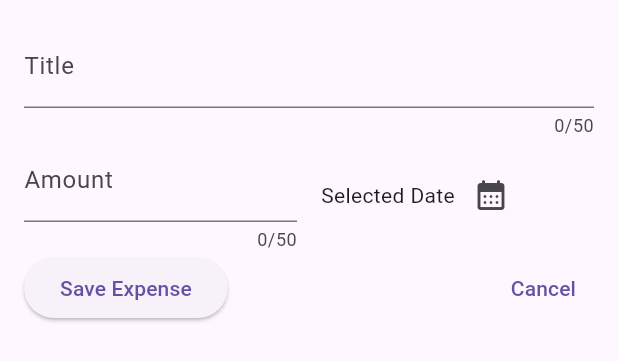
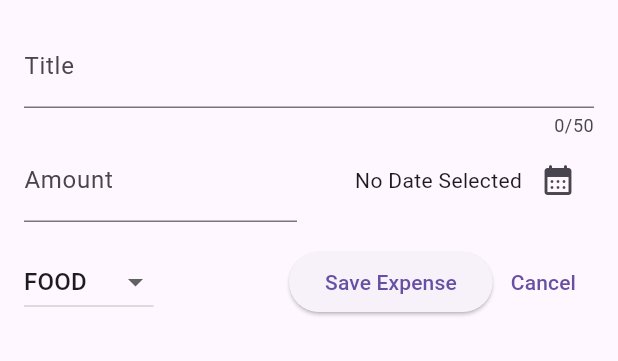
Before and after one commit to Ferskken/expense_tracker, a Flutter app: the NewExpense widget shown alone on an empty page, opened directly, on a phone screen of 412 x 824 dp. Shown: the top 361 px of the screen. Run offline on Flutter 3.47's test engine with Material 2 defaults, Android fonts, the phone set to English and light mode, and no system bars.

Commit message:
Added date and a category dropdown in new_expense

```diff
--- a/lib/models/expense.dart
+++ b/lib/models/expense.dart
@@ -1,7 +1,6 @@
 import 'package:flutter/material.dart';
 import 'package:uuid/uuid.dart';
 import 'package:intl/intl.dart';
-//import 'package:uuid/v4.dart';
 
 final formatter = DateFormat.yMd();
 
--- a/lib/widgets/new_expense.dart
+++ b/lib/widgets/new_expense.dart
@@ -1,4 +1,5 @@
 import 'package:flutter/material.dart';
+import 'package:expense_tracker/models/expense.dart';
 
 class NewExpense extends StatefulWidget {
   const NewExpense({super.key});
@@ -12,13 +13,29 @@ class NewExpense extends StatefulWidget {
 class _NewExpenseState extends State<NewExpense> {
   final _titleController = TextEditingController();
   final _amountController = TextEditingController();
+  DateTime? _selectedDate;
+  Category _selectedCategory = Category.food;
+
+  void _presentDatePicker() async {
+    final pickedDate = await showDatePicker(
+        context: context,
+        initialDate: DateTime.now(),
+        firstDate: DateTime(1990),
+        lastDate: DateTime.now());
+    setState(() {
+      _selectedDate = pickedDate;
+    });
+  }
 
   @override
   void dispose() {
     _titleController.dispose();
     _amountController.dispose();
+
     super.dispose();
   }
+
+  void _submitExpenseData() {}
 
   @override
   Widget build(BuildContext context) {
@@ -37,7 +54,7 @@ class _NewExpenseState extends State<NewExpense> {
               Expanded(
                 child: TextField(
                   controller: _amountController,
-                  maxLength: 50,
+                  //maxLength: 50,
                   keyboardType: TextInputType.number,
                   decoration: const InputDecoration(
                       prefixText: "\$ ", label: Text("Amount")),
@@ -46,10 +63,14 @@ class _NewExpenseState extends State<NewExpense> {
               const SizedBox(width: 16),
               Expanded(
                   child: Row(
+                mainAxisAlignment: MainAxisAlignment.end,
+                crossAxisAlignment: CrossAxisAlignment.center,
                 children: [
-                  const Text("Selected Date"),
+                  Text(_selectedDate == null
+                      ? "No Date Selected"
+                      : formatter.format(_selectedDate!)),
                   IconButton(
-                    onPressed: () {},
+                    onPressed: _presentDatePicker,
                     icon: const Icon(
                       Icons.calendar_month_rounded,
                     ),
@@ -58,8 +79,32 @@ class _NewExpenseState extends State<NewExpense> {
               )),
             ],
           ),
+          const SizedBox(
+            height: 16,
+          ),
           Row(
             children: [
+              DropdownButton(
+                  value: _selectedCategory,
+                  items: Category.values
+                      .map(
+                        (category) => DropdownMenuItem(
+                          value: category,
+                          child: Text(
+                            category.name.toUpperCase(),
+                          ),
+                        ),
+                      )
+                      .toList(),
+                  onChanged: (value) {
+                    if (value == null) {
+                      return;
+                    }
+                    setState(() {
+                      _selectedCategory = value;
+                    });
+                  }),
+              const Spacer(),
               ElevatedButton(
                 onPressed: () {
                   print(_titleController.text);
@@ -67,7 +112,6 @@ class _NewExpenseState extends State<NewExpense> {
                 },
                 child: const Text("Save Expense"),
               ),
-              Spacer(),
               TextButton(
                 onPressed: () {
                   Navigator.pop(context);
```
